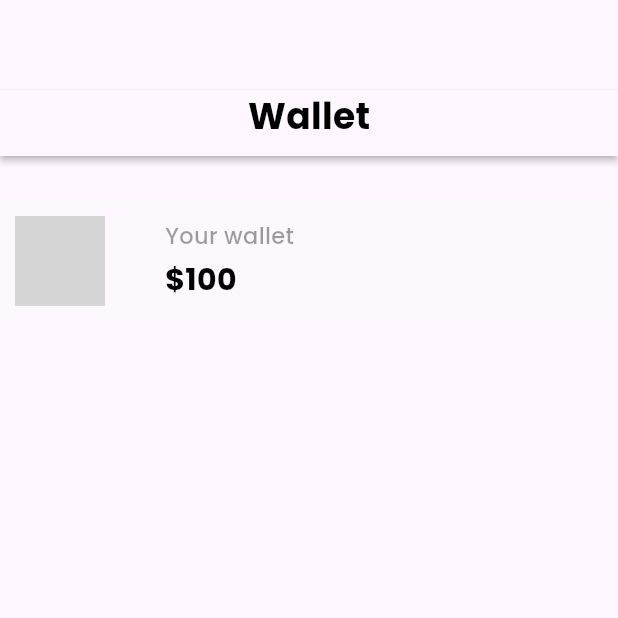
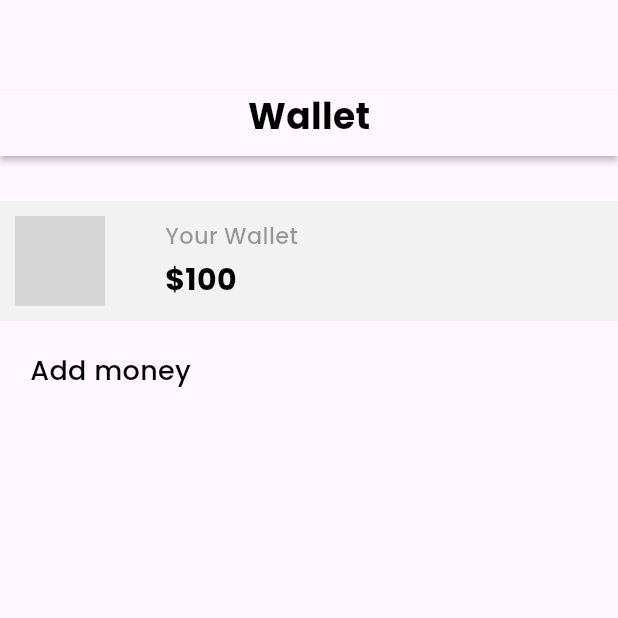
Before and after one commit to YomalB/foodies, a Flutter app: the Wallet screen opened directly, on a phone screen of 412 x 824 dp, the top half of it. Run offline on Flutter 3.47's test engine with Material 3 defaults, Android fonts, the light colour scheme and no system bars; our stand-ins replace curved_navigation_bar, firebase_auth, firebase_core; accounts and stored records are empty; statements that could not run were skipped; grey boxes are pictures that could not be loaded.

Commit message:
wallet_update

```diff
--- a/lib/pages/wallet.dart
+++ b/lib/pages/wallet.dart
@@ -37,7 +37,7 @@ class _WalletState extends State<Wallet> {
             Container(
               padding: EdgeInsets.symmetric(vertical: 10.0, horizontal: 10.0),
               width: MediaQuery.of(context).size.width,
-              decoration: BoxDecoration(color: Color(0xFF2F2F2)),
+              decoration: BoxDecoration(color: Color(0xFFF2F2F2)),
               child: Row(
                 children: [
                   Image.asset(
@@ -53,7 +53,7 @@ class _WalletState extends State<Wallet> {
                     crossAxisAlignment: CrossAxisAlignment.start,
                     children: [
                       Text(
-                        "Your wallet",
+                        "Your Wallet",
                         style: AppWidget.LightTextFeildStyle(),
                       ),
                       SizedBox(
@@ -62,11 +62,36 @@ class _WalletState extends State<Wallet> {
                       Text(
                         "\$" + "100",
                         style: AppWidget.boldTextFeildStyle(),
-                      ),
+                      )
                     ],
                   ),
                 ],
               ),
+            ),
+            SizedBox(
+              height: 20.0,
+            ),
+            Padding(
+              padding: const EdgeInsets.only(left: 20.0),
+              child: Text(
+                "Add money",
+                style: AppWidget.semiBooldTextFeildStyle(),
+              ),
+            ),
+            SizedBox(
+              height: 10.0,
+            ),
+            Row(
+              children: [
+                Container(
+                  padding: EdgeInsets.all(5),
+                  decoration: BoxDecoration(
+                    border: Border.all(
+                      color: Color(0xFFE9E2E2)
+                    ),bo
+                  ),
+                )
+              ],
             )
           ],
         ),
```
